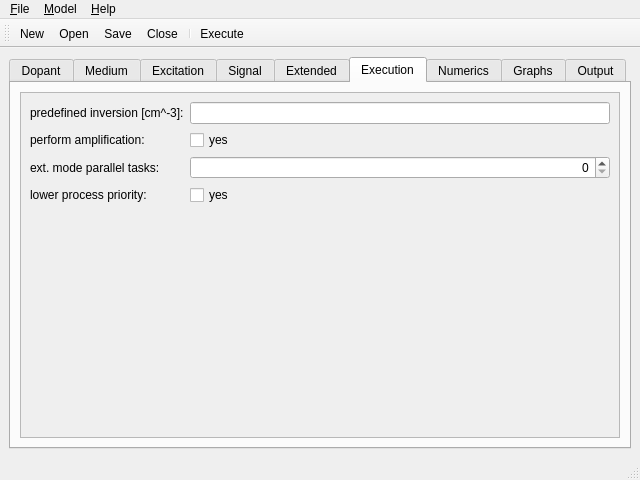
First picture: the form in npamp/mainwin.ui, repository vsemionov/npamp, before the edit.
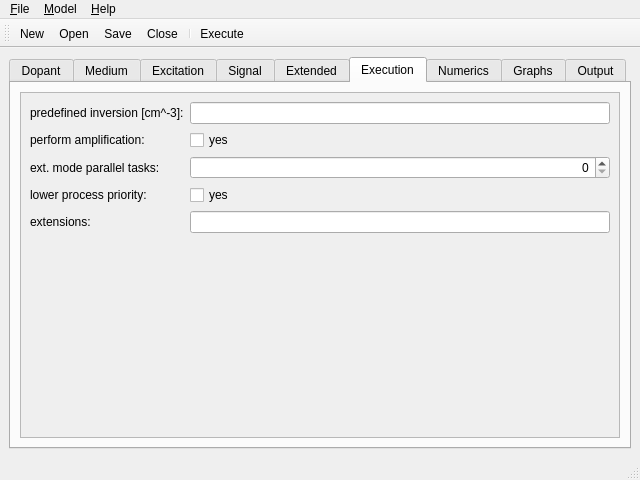
Second picture: the form after the edit. The open tabs and pages were chosen to show the change. Icons and pictures are not drawn.

Commit message: initial extension support

```diff
--- a/npamp/mainwin.ui
+++ b/npamp/mainwin.ui
@@ -823,6 +823,16 @@
               </property>
              </widget>
             </item>
+            <item row="4" column="0">
+             <widget class="QLabel" name="label_extensions">
+              <property name="text">
+               <string>extensions:</string>
+              </property>
+             </widget>
+            </item>
+            <item row="4" column="1">
+             <widget class="QLineEdit" name="lineEdit_extensions"/>
+            </item>
            </layout>
           </widget>
          </widget>
```
The commit also changes 4 other files.
